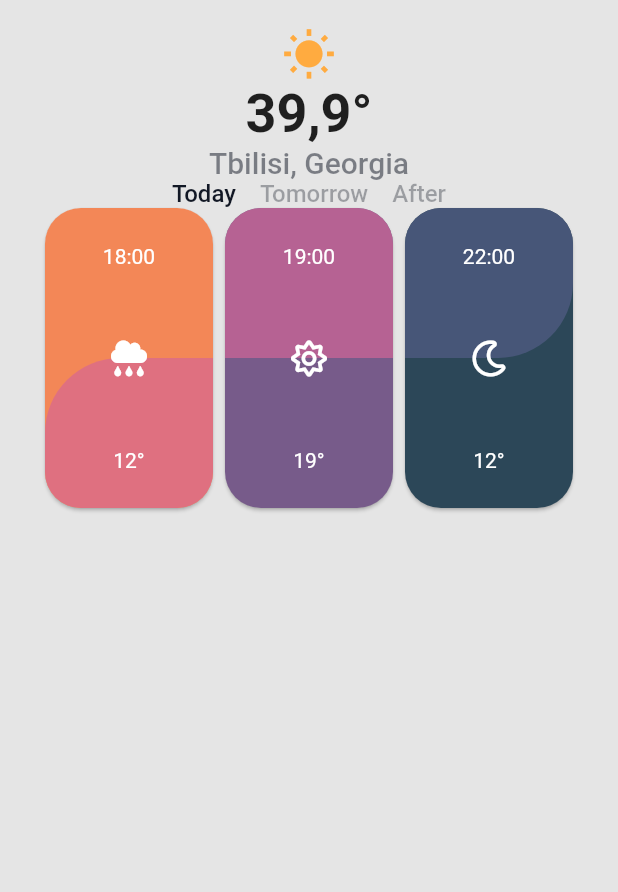
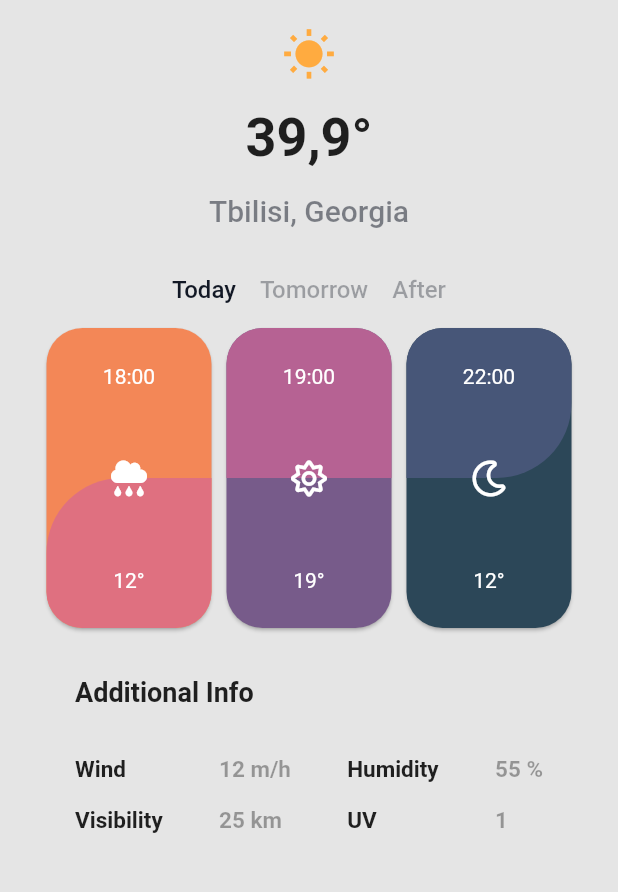
Before and after one commit to veetaw/weather, a Flutter app: the screen it shows after launch, on a phone screen of 412 x 824 dp, the part 56-948 px from its top. Run offline on Flutter 3.47's test engine with Material 2 defaults, Android fonts, the phone set to English and light mode, and no system bars; our stand-ins replace font_awesome_flutter, functional_widget_annotation.

Commit message:
Add support for Additional Infos
Wrote the code for AdditionaInfo widget and added padding between widgets for a more stylish home.

```diff
--- a/lib/homepage/homepage.dart
+++ b/lib/homepage/homepage.dart
@@ -35,17 +35,26 @@ class HomePage extends StatelessWidget {
                 key: _indicatorIconKey,
               ),
             ),
+            Padding(
+              padding: EdgeInsets.only(top: 16),
+            ),
             Center(
               child: TemperatureText(
                 temperature: "39,9°",
                 key: _temperatureTextKey,
               ),
             ),
+            Padding(
+              padding: EdgeInsets.only(top: 16),
+            ),
             Center(
               child: LocationText(
                 location: "Tbilisi, Georgia",
                 key: _locationTextKey,
               ),
+            ),
+            Padding(
+              padding: EdgeInsets.only(top: 32),
             ),
             Row(
               mainAxisAlignment: MainAxisAlignment.center,
@@ -70,6 +79,9 @@ class HomePage extends StatelessWidget {
                 ),
               ],
             ),
+            Padding(
+              padding: EdgeInsets.only(top: 16),
+            ),
             Row(
               mainAxisAlignment: MainAxisAlignment.center,
               children: <Widget>[
@@ -77,7 +89,7 @@ class HomePage extends StatelessWidget {
                   backgroundColor: Color(0xffF38757),
                   foregroundColor: Color(0xffDF7080),
                   indicatorType: IndicatorType.start,
-                  margin: EdgeInsets.symmetric(horizontal: 4),
+                  margin: EdgeInsets.symmetric(horizontal: 5),
                   key: _indicatorRectangleKeys[0],
                   child: WeatherInfoColumn(
                     icon: FontAwesomeIcons.cloudRain,
@@ -89,7 +101,7 @@ class HomePage extends StatelessWidget {
                   backgroundColor: Color(0xff775B8A),
                   foregroundColor: Color(0xffB66293),
                   indicatorType: IndicatorType.middle,
-                  margin: EdgeInsets.symmetric(horizontal: 4),
+                  margin: EdgeInsets.symmetric(horizontal: 5),
                   key: _indicatorRectangleKeys[1],
                   child: WeatherInfoColumn(
                     icon: FontAwesomeIcons.sun,
@@ -101,7 +113,7 @@ class HomePage extends StatelessWidget {
                   backgroundColor: Color(0xff2C4758),
                   foregroundColor: Color(0xff475678),
                   indicatorType: IndicatorType.end,
-                  margin: EdgeInsets.symmetric(horizontal: 4),
+                  margin: EdgeInsets.symmetric(horizontal: 5),
                   key: _indicatorRectangleKeys[2],
                   child: WeatherInfoColumn(
                     icon: FontAwesomeIcons.moon,
@@ -110,6 +122,15 @@ class HomePage extends StatelessWidget {
                   ),
                 ),
               ],
+            ),
+            Padding(
+              padding: const EdgeInsets.symmetric(vertical: 32, horizontal: 50),
+              child: AdditionalInfo(
+                wind: "12 m/h",
+                visibility: "25 km",
+                humidity: "55 %",
+                uv: "1",
+              ),
             ),
           ],
         ),
@@ -191,3 +212,122 @@ Widget clickableText(
     ),
   );
 }
+
+@widget
+Widget additionalInfo(
+  BuildContext context, {
+  @required String wind,
+  @required String humidity,
+  @required String visibility,
+  @required String uv,
+}) {
+  return Column(
+    crossAxisAlignment: CrossAxisAlignment.start,
+    children: <Widget>[
+      Text(
+        "Additional Info",
+        style: TextStyle(
+          fontSize: 18,
+          fontWeight: FontWeight.bold,
+        ),
+      ),
+      Padding(
+        padding: EdgeInsets.only(top: 32),
+      ),
+      Row(
+        mainAxisAlignment: MainAxisAlignment.spaceBetween,
+        children: <Widget>[
+          AdditionalInfoTitleColumn(
+            upper: "Wind",
+            lower: "Visibility",
+          ),
+          AdditionalInfoSubtitleColumn(
+            upper: wind,
+            lower: visibility,
+          ),
+          AdditionalInfoTitleColumn(
+            upper: "Humidity",
+            lower: "UV",
+          ),
+          AdditionalInfoSubtitleColumn(
+            upper: humidity,
+            lower: uv,
+          ),
+        ],
+      ),
+    ],
+  );
+}
+
+@widget
+Widget additionalInfoTitleColumn(
+  BuildContext context, {
+  @required String upper,
+  @required String lower,
+}) {
+  return Column(
+    crossAxisAlignment: CrossAxisAlignment.start,
+    children: [
+      AdditionalInfoTitle(
+        title: upper,
+      ),
+      Padding(
+        padding: EdgeInsets.only(top: 16),
+      ),
+      AdditionalInfoTitle(
+        title: lower,
+      ),
+    ],
+  );
+}
+
+@widget
+Widget additionalInfoSubtitleColumn(
+  BuildContext context, {
+  @required String upper,
+  @required String lower,
+}) {
+  return Column(
+    crossAxisAlignment: CrossAxisAlignment.start,
+    children: [
+      AdditionalInfoSubtitle(
+        subtitle: upper,
+      ),
+      Padding(
+        padding: EdgeInsets.only(top: 16),
+      ),
+      AdditionalInfoSubtitle(
+        subtitle: lower,
+      ),
+    ],
+  );
+}
+
+@widget
+Widget additionalInfoTitle(
+  BuildContext context, {
+  @required String title,
+}) {
+  return Text(
+    title,
+    style: TextStyle(
+      fontSize: 15,
+      fontWeight: FontWeight.w600,
+    ),
+  );
+}
+
+@widget
+Widget additionalInfoSubtitle(
+  BuildContext context, {
+  @required String subtitle,
+}) {
+  return Text(
+    subtitle,
+    style: TextStyle(
+      fontSize: 15,
+      fontWeight: FontWeight.w600,
+      color: Colors.black.withAlpha(90),
+    ),
+  );
+}
```
Also changed, not shown: lib/homepage/homepage.g.dart.
